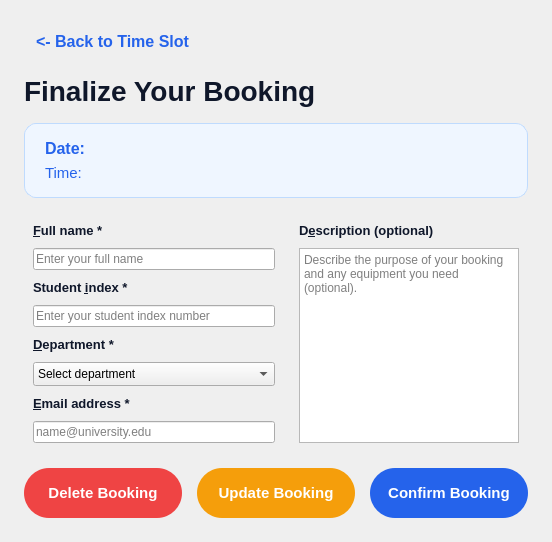
The window that ui/forms/page3.ui (PPAS-Rashmika/SYNCLAB-Centralized-Workshop-Laboratory-Allocation-Platform) describes before a commit, drawn with Qt 5.
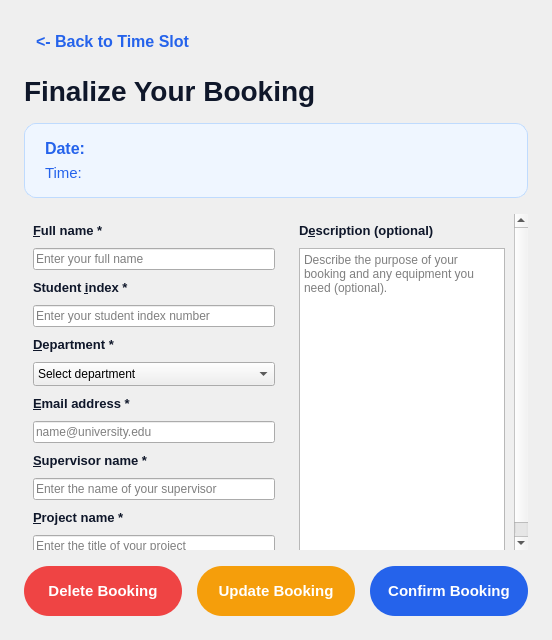
The same window after the commit.

Commit message: add supervisor name , project name input

Patch:
```diff
--- a/ui/forms/page3.ui
+++ b/ui/forms/page3.ui
@@ -258,6 +258,64 @@
          </property>
         </widget>
        </item>
+       <item row="8" column="0">
+        <widget class="QLabel" name="label_supervisor">
+         <property name="buddy">
+          <cstring>supervisorInput</cstring>
+         </property>
+         <property name="textFormat">
+          <enum>Qt::PlainText</enum>
+         </property>
+         <property name="text">
+          <string>&amp;Supervisor name *</string>
+         </property>
+         <property name="styleSheet">
+          <string notr="true">color: #0F172A; font-weight: bold; font-size: 13px;</string>
+         </property>
+        </widget>
+       </item>
+       <item row="9" column="0">
+        <widget class="QLineEdit" name="supervisorInput">
+         <property name="maxLength">
+          <number>254</number>
+         </property>
+         <property name="clearButtonEnabled">
+          <bool>true</bool>
+         </property>
+         <property name="placeholderText">
+          <string>Enter the name of your supervisor</string>
+         </property>
+        </widget>
+       </item>
+       <item row="10" column="0">
+        <widget class="QLabel" name="label_project">
+         <property name="buddy">
+          <cstring>projectInput</cstring>
+         </property>
+         <property name="textFormat">
+          <enum>Qt::PlainText</enum>
+         </property>
+         <property name="text">
+          <string>&amp;Project name *</string>
+         </property>
+         <property name="styleSheet">
+          <string notr="true">color: #0F172A; font-weight: bold; font-size: 13px;</string>
+         </property>
+        </widget>
+       </item>
+       <item row="11" column="0">
+        <widget class="QLineEdit" name="projectInput">
+         <property name="maxLength">
+          <number>254</number>
+         </property>
+         <property name="clearButtonEnabled">
+          <bool>true</bool>
+         </property>
+         <property name="placeholderText">
+          <string>Enter the title of your project</string>
+         </property>
+        </widget>
+       </item>
        <item row="0" column="1">
         <widget class="QLabel" name="label_6">
          <property name="buddy">
@@ -274,7 +332,7 @@
          </property>
         </widget>
        </item>
-       <item row="1" column="1" rowspan="7">
+       <item row="1" column="1" rowspan="11">
         <widget class="QTextEdit" name="descriptionInput">
          <property name="minimumSize">
           <size>
```
Left out of the diff: 2 changed lines with no effect on the pictures. The commit also changes 9 other files.
